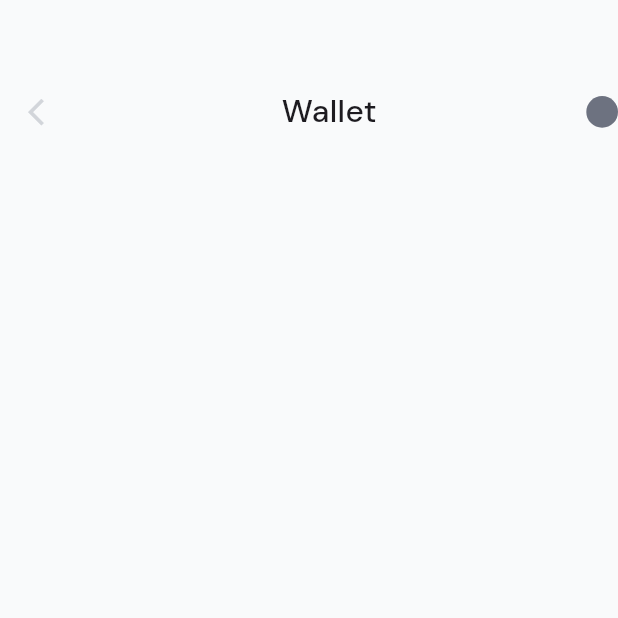
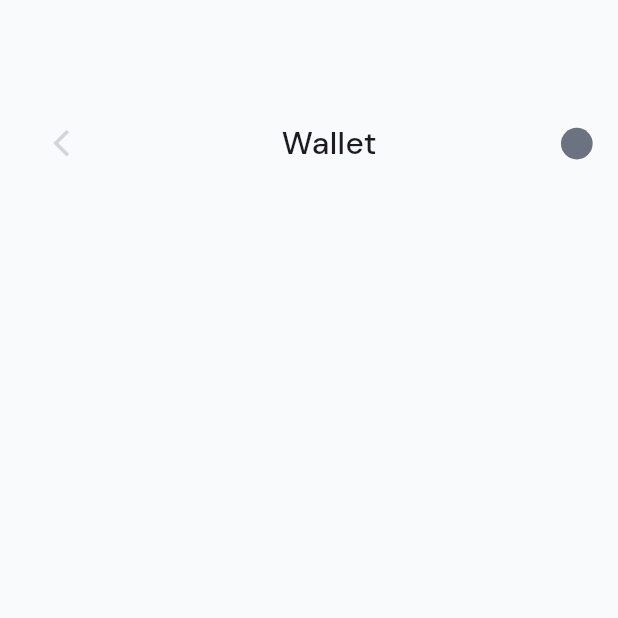
Before and after one commit to Shiido1/Daalu-Pay, a Flutter app: the WalletScreen screen opened directly, on a phone screen of 412 x 824 dp, the top half of it. Run offline on Flutter 3.47's test engine with Material 3 defaults, Android fonts, the phone set to English and light mode, and no system bars; our stand-ins replace flutter_screenutil, flutter_svg, google_fonts, pin_code_fields.

Commit message:
committing work on dashboard

```diff
--- a/lib/ui/screen/dashboard/dashboard_screen.dart
+++ b/lib/ui/screen/dashboard/dashboard_screen.dart
@@ -9,6 +9,7 @@ import 'package:flutter_svg/svg.dart';
 import '../../app_assets/app_color.dart';
 import '../../app_assets/app_image.dart';
 import '../../widget/text_widget.dart';
+import 'wallet/wallet_screen.dart';
 
 class Dashboard extends StatefulWidget {
   const Dashboard({super.key});
@@ -22,7 +23,7 @@ class _DashboardState extends State<Dashboard> {
 
   final List<Widget> _body = [
     const HomeScreen(),
-    Container(),
+    const WalletScreen(),
     Container(),
     Container(),
   ];
--- a/lib/ui/screen/dashboard/wallet/wallet_screen.dart
+++ b/lib/ui/screen/dashboard/wallet/wallet_screen.dart
@@ -12,6 +12,7 @@ class WalletScreen extends StatelessWidget {
     return Scaffold(
       backgroundColor: AppColor.light,
       body: SingleChildScrollView(
+        padding: EdgeInsets.symmetric(vertical: 20.w,horizontal: 16.w),
         child: Column(
           crossAxisAlignment: CrossAxisAlignment.start,
           children: [
```
